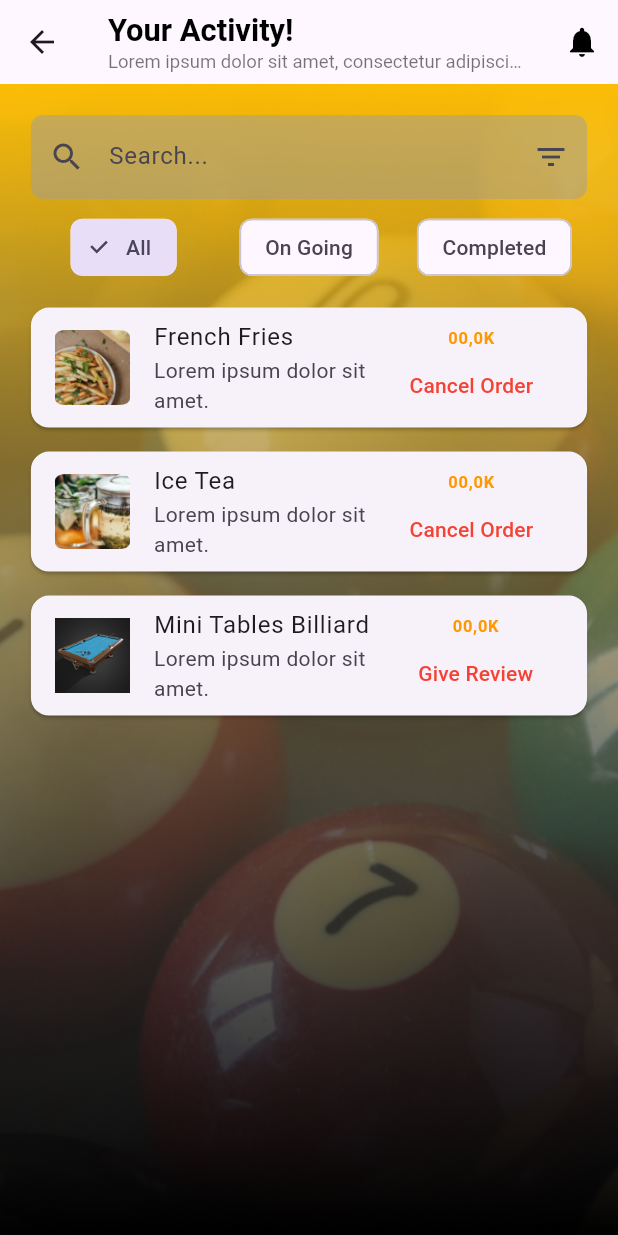
After one commit to nabilahhp/CueBall-Mobile, a Flutter app: the ActivityPage screen opened directly, on a phone screen of 412 x 824 dp. The commit adds this screen. Run offline on Flutter 3.47's test engine with Material 3 defaults, Android fonts, the phone set to English and light mode, and no system bars; our stand-ins replace awesome_dialog, file_picker, flutter_svg, get, google_fonts, iconsax; missing offline and left inert: clippy_flutter.

Commit message:
update lagi

```diff
--- a/lib/main.dart
+++ b/lib/main.dart
@@ -9,6 +9,7 @@ import 'package:provider/provider.dart';
 import 'package:mobile_bl/widget_home/food.dart';
 import 'screens/cart_screen.dart';
 import 'provider/cart_provider.dart';
+import 'screens/activity_screen.dart';
 
 final GlobalKey<ScaffoldMessengerState> scaffoldMessengerKey = GlobalKey<ScaffoldMessengerState>();
 
--- a/lib/password/changepass.dart
+++ b/lib/password/changepass.dart
@@ -5,7 +5,7 @@ import 'package:mobile_bl/widget_home/navigationbar.dart';
 import '../constans.dart'; // Pastikan nama file ini benar, jika salah ganti dengan nama yang sesuai
 import 'package:google_fonts/google_fonts.dart';
 import '../hidden_textfield.dart'; // Pastikan file ini ada dan berfungsi dengan baik
-
+import 'forgot.dart';
 
 class ChangePass extends StatelessWidget {
   const ChangePass({Key? key}) : super(key: key);
@@ -68,10 +68,18 @@ class ChangePass extends StatelessWidget {
                         child: PasswordTextFieldChPass(),
                       ),
                       SizedBox(height: size.height * 0.02),
-                      Text(
-                        "Forgot Password?",
-                        style:
-                            Interrrstyle.copyWith(fontSize: size.width * 0.035),
+                      TextButton(
+                        onPressed: () {
+                          // Navigasi ke halaman ForgotPass
+                          Navigator.push(
+                            context,
+                            MaterialPageRoute(builder: (context) => ForgotPass()),
+                          );
+                        },
+                        child: Text(
+                          "Forgot Password?",
+                          style: Interrrstyle.copyWith(fontSize: size.width * 0.035),
+                        ),
                       ),
                       SizedBox(height: size.height * 0.04),
                       Text(
--- a/lib/profile/profile_screen.dart
+++ b/lib/profile/profile_screen.dart
@@ -1,6 +1,7 @@
 import 'package:flutter/material.dart';
 import 'package:google_fonts/google_fonts.dart';
 import 'package:mobile_bl/main.dart';
+import 'package:mobile_bl/screens/activity_screen.dart';
 import 'package:url_launcher/url_launcher.dart';
 import 'package:mobile_bl/profile/editprofile.dart';
 import 'package:mobile_bl/password/changepass.dart';
@@ -88,7 +89,11 @@ class ProfileScreen extends StatelessWidget {
                 ProfileMenu(
                   text: "Notifications",
                   icon: "assets/icons/Bell.svg",
-                  press: () {},
+                  press: () {Navigator.push(
+                      context,
+                      MaterialPageRoute(builder: (context) => ActivityPage()),
+                    );
+                  },
                 ),
                 ProfileMenu(
                   text: "Change Password",
--- /dev/null
+++ b/lib/screens/activity_screen.dart
@@ -0,0 +1,190 @@
+import 'package:flutter/material.dart';
+
+class ActivityPage extends StatefulWidget {
+  @override
+  _ActivityPageState createState() => _ActivityPageState();
+}
+
+class _ActivityPageState extends State<ActivityPage> {
+  int _selectedTab = 0;
+
+  List<Map<String, dynamic>> allActivities = [
+    {
+      'title': 'French Fries',
+      'description': 'Lorem ipsum dolor sit amet.',
+      'imagePath': 'assets/images/french_fries.png',
+      'price': '00,0K',
+      'buttonText': 'Cancel Order',
+      'status': 'On Going',
+    },
+    {
+      'title': 'Ice Tea',
+      'description': 'Lorem ipsum dolor sit amet.',
+      'imagePath': 'assets/images/ice_tea.png',
+      'price': '00,0K',
+      'buttonText': 'Cancel Order',
+      'status': 'On Going',
+    },
+    {
+      'title': 'Mini Tables Billiard',
+      'description': 'Lorem ipsum dolor sit amet.',
+      'imagePath': 'assets/images/billiard.jpeg',
+      'price': '00,0K',
+      'buttonText': 'Give Review',
+      'status': 'Completed',
+    },
+  ];
+
+  @override
+  Widget build(BuildContext context) {
+    final screenWidth = MediaQuery.of(context).size.width;
+
+    List<Map<String, dynamic>> displayedActivities = _selectedTab == 0
+        ? allActivities
+        : allActivities.where((activity) => activity['status'] == (_selectedTab == 1 ? 'On Going' : 'Completed')).toList();
+
+    return Scaffold(
+      appBar: AppBar(
+        backgroundColor: Colors.transparent,
+        elevation: 0,
+        title: Column(
+          crossAxisAlignment: CrossAxisAlignment.start,
+          children: [
+            Text(
+              'Your Activity!',
+              style: TextStyle(
+                color: Colors.black,
+                fontWeight: FontWeight.bold,
+                fontSize: screenWidth * 0.05, // Responsive font size
+              ),
+            ),
+            Text(
+              'Lorem ipsum dolor sit amet, consectetur adipiscing elit. Suspendisse tincidunt.',
+              style: TextStyle(
+                color: Colors.black54,
+                fontSize: screenWidth * 0.03, // Responsive font size
+              ),
+            ),
+          ],
+        ),
+        actions: [
+          IconButton(
+            icon: Icon(Icons.notifications, color: Colors.black),
+            onPressed: () {},
+          ),
+        ],
+      ),
+      body: Container(
+        decoration: BoxDecoration(
+          image: DecorationImage(
+            image: AssetImage('lib/data/latar.png'),
+            fit: BoxFit.cover,
+          ),
+        ),
+        child: Padding(
+          padding: EdgeInsets.all(screenWidth * 0.05), // Responsive padding
+          child: Column(
+            crossAxisAlignment: CrossAxisAlignment.stretch,
+            children: [
+              TextField(
+                decoration: InputDecoration(
+                  hintText: 'Search...',
+                  prefixIcon: Icon(Icons.search),
+                  suffixIcon: Icon(Icons.filter_list),
+                  border: OutlineInputBorder(
+                    borderRadius: BorderRadius.circular(screenWidth * 0.02), // Responsive border radius
+                    borderSide: BorderSide.none,
+                  ),
+                  filled: true,
+                  fillColor: Colors.grey.withOpacity(0.5), // Set the opacity here
+                ),
+              ),
+              SizedBox(height: screenWidth * 0.02), // Responsive spacing
+              Row(
+                mainAxisAlignment: MainAxisAlignment.spaceEvenly,
+                children: [
+                  Expanded(
+                    child: ChoiceChip(
+                      label: Text('All'),
+                      selected: _selectedTab == 0,
+                      onSelected: (bool selected) {
+                        setState(() {
+                          _selectedTab = 0;
+                        });
+                      },
+                    ),
+                  ),
+                  Expanded(
+                    child: ChoiceChip(
+                      label: Text('On Going'),
+                      selected: _selectedTab == 1,
+                      onSelected: (bool selected) {
+                        setState(() {
+                          _selectedTab = 1;
+                        });
+                      },
+                    ),
+                  ),
+                  Expanded(
+                    child: ChoiceChip(
+                      label: Text('Completed'),
+                      selected: _selectedTab == 2,
+                      onSelected: (bool selected) {
+                        setState(() {
+                          _selectedTab = 2;
+                        });
+                      },
+                    ),
+                  ),
+                ],
+              ),
+              SizedBox(height: screenWidth * 0.02), // Responsive spacing
+              Expanded(
+                child: ListView.builder(
+                  itemCount: displayedActivities.length,
+                  itemBuilder: (context, index) {
+                    return _buildActivityCard(
+                      context,
+                      displayedActivities[index]['title'],
+                      displayedActivities[index]['description'],
+                      displayedActivities[index]['imagePath'],
+                      displayedActivities[index]['price'],
+                      displayedActivities[index]['buttonText'],
+                    );
+                  },
+                ),
+              ),
+            ],
+          ),
+        ),
+      ),
+    );
+  }
+
+  Widget _buildActivityCard(BuildContext context, String title, String description, String imagePath, String price, String buttonText) {
+    return Card(
+      margin: EdgeInsets.symmetric(vertical: 8),
+      child: ListTile(
+        leading: Image.asset(imagePath, width: 50, height: 50, fit: BoxFit.cover),
+        title: Text(title),
+        subtitle: Text(description),
+        trailing: Column(
+          mainAxisAlignment: MainAxisAlignment.center,
+          children: [
+            Text(price, style: TextStyle(color: Colors.orange, fontWeight: FontWeight.bold)),
+            TextButton(
+              onPressed: () {},
+              child: Text(buttonText, style: TextStyle(color: Colors.red)),
+            ),
+          ],
+        ),
+      ),
+    );
+  }
+}
+
+void main() {
+  runApp(MaterialApp(
+    home: ActivityPage(),
+  ));
+}
--- a/lib/widget_home/navigationbar.dart
+++ b/lib/widget_home/navigationbar.dart
@@ -4,7 +4,7 @@ import 'package:mobile_bl/RegisterPage.dart';
 import 'package:mobile_bl/home.dart';
 import 'package:mobile_bl/profile/profile_screen.dart';
 import 'package:mobile_bl/widget_home/detail_food.dart';
-import 'package:mobile_bl/profile/profile_screen.dart';
+
 
 class NavigationMenu extends StatefulWidget {
   const NavigationMenu({super.key});
@@ -44,7 +44,7 @@ class _NavigationMenuState extends State<NavigationMenu> {
           ),
           BottomNavigationBarItem(
             icon: Icon(Iconsax.video_time),
-            label: 'bila cantik',
+            label: 'Acti',
           ),
           BottomNavigationBarItem(
             icon: Icon(Iconsax.user),
--- a/pubspec.yaml
+++ b/pubspec.yaml
@@ -71,7 +71,9 @@ flutter:
     - lib/data/page.png
     - assets/icons/
     - lib/image/
-    - assets/images/Profile Image.png
+    - assets/images/french_fries.png
+    - assets/images/ice_tea.png
+    - assets/images/billiard.jpeg
     # The following line ensures that the Material Icons font is
     # included with your application, so that you can use the icons in
     # the material Icons class.
```
Also changed, not shown: assets/images/billiard.jpeg (added), assets/images/french_fries.png (added), assets/images/ice_tea.png (added).
